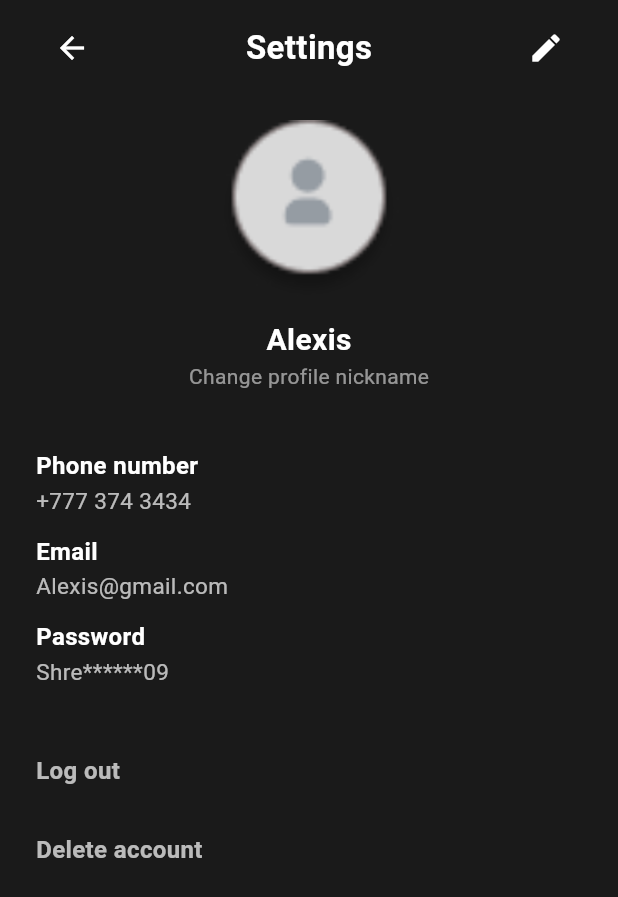
After one commit to aidanakalieva576/krang, a Flutter app: the AdminSettingsPage screen opened directly, on a phone screen of 412 x 824 dp. The commit adds this screen. Shown: the top 897 px of the screen. Run offline on Flutter 3.47's test engine with Material 3 defaults, Android fonts, the phone set to English and light mode, and no system bars; our stand-ins replace google_fonts, image_picker, shared_preferences, video_player; accounts and stored records are empty.

Commit message:
new page for Admin

```diff
--- a/krang/lib/components/navbar_admin.dart
+++ b/krang/lib/components/navbar_admin.dart
@@ -2,7 +2,7 @@ import 'package:flutter/material.dart';
 import '../pages/admin/home_page_admin.dart';
 import '../pages/admin/users_page_admin.dart';
 import '../pages/admin/stats_page_admin.dart';
-import '../pages/admin/support_page_admin.dart';
+import '../pages/admin/admin_settings_page.dart';
 
 class NavbarAdmin extends StatefulWidget {
   final int selectedIndex;
@@ -20,7 +20,7 @@ class _NavbarAdminState extends State<NavbarAdmin> {
     'assets/icons_admin/icon_movies.png',
     'assets/icons_admin/icon_users.png',
     'assets/icons_admin/icon_stats.png',
-    'assets/icons_admin/icon_support.png',
+    'assets/icons_user/nav_user.png',
   ];
 
   void _handleNavigation(BuildContext context, int index) {
@@ -41,7 +41,7 @@ class _NavbarAdminState extends State<NavbarAdmin> {
         targetPage = StatsPageAdmin();
         break;
       case 3:
-        targetPage = SupportPageAdmin();
+        targetPage = AdminSettingsPage();
         break;
     }
 
--- /dev/null
+++ b/krang/lib/pages/admin/admin_settings_page.dart
@@ -0,0 +1,92 @@
+import 'package:flutter/material.dart';
+import 'package:krang/components/navbar.dart';
+import 'package:shared_preferences/shared_preferences.dart';
+import '../../components/setting_action_item.dart';
+import '../../components/setting_header.dart';
+import '../../components/setting_info_item.dart';
+
+class AdminSettingsPage extends StatefulWidget {
+  const AdminSettingsPage({super.key});
+
+  @override
+  State<AdminSettingsPage> createState() => _SettingsPageState();
+}
+
+class _SettingsPageState extends State<AdminSettingsPage> {
+  int _selectedIndex = 3; // активная вкладка (профиль)
+
+  void _onItemTapped(int index) {
+    setState(() {
+      _selectedIndex = index;
+    });
+  }
+
+  Future<void> _logout() async {
+    final prefs = await SharedPreferences.getInstance();
+
+    // 🔹 Очистим все сохранённые данные
+    await prefs.clear();
+
+    // 🔹 Переходим на логин и очищаем стек навигации
+    if (mounted) {
+      Navigator.pushNamedAndRemoveUntil(context, '/login', (route) => false);
+    }
+  }
+
+  @override
+  Widget build(BuildContext context) {
+    return Scaffold(
+      backgroundColor: const Color(0xFF1A1A1A),
+      body: Stack(
+        children: [
+          SafeArea(
+            child: Padding(
+              padding: const EdgeInsets.only(
+                left: 24,
+                right: 24,
+                bottom: 100,
+                top: 8,
+              ),
+              child: SingleChildScrollView(
+                child: Column(
+                  crossAxisAlignment: CrossAxisAlignment.start,
+                  children: [
+                    const SettingsHeader(),
+                    const SizedBox(height: 8),
+                    const SettingsInfoItem(
+                      title: 'Phone number',
+                      value: '+777 374 3434',
+                    ),
+                    const SettingsInfoItem(
+                      title: 'Email',
+                      value: 'Alexis@gmail.com',
+                    ),
+                    const SettingsInfoItem(
+                      title: 'Password',
+                      value: 'Shre******09',
+                    ),
+                    const SizedBox(height: 28),
+
+                    // 🔥 Кнопка Log out
+                    SettingsActionItem(
+                      title: 'Log out',
+                      color: Colors.white70,
+                      onTap: _logout,
+                    ),
+
+                    const SizedBox(height: 10),
+                    SettingsActionItem(
+                      title: 'Delete account',
+                      color: Colors.white70,
+                      onTap: () {},
+                    ),
+                  ],
+                ),
+              ),
+            ),
+          ),
+        ],
+      ),
+    );
+  }
+}
--- a/krang/pubspec.yaml
+++ b/krang/pubspec.yaml
@@ -16,6 +16,7 @@ dependencies:
   video_player: ^2.9.1
   google_fonts: ^6.2.1
   file_picker: ^6.1.1
+  toastification: ^3.0.3
 
 
 dev_dependencies:
```
Also changed, not shown: krang/lib/pages/User/user_main_page.dart (added, +44 -0 lines), krang/lib/pages/admin/support_page_admin.dart (deleted, +0 -257 lines), krang/lib/pages/admin/users_page_admin.dart (+36 -16 lines), krang/pubspec.lock.
